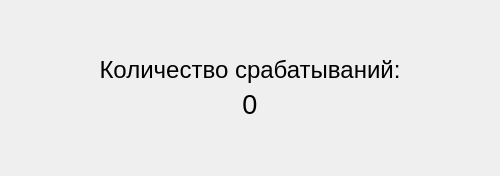
a-styuf/mim_rs_485, file alert_unit.ui: the form before one commit.
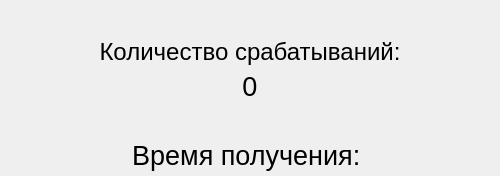
The form after the commit.

Patch:
```diff
--- a/alert_unit.ui
+++ b/alert_unit.ui
@@ -91,6 +91,21 @@
      </property>
     </spacer>
    </item>
+   <item>
+    <widget class="QLabel" name="label_2">
+     <property name="font">
+      <font>
+       <pointsize>20</pointsize>
+      </font>
+     </property>
+     <property name="text">
+      <string>Время получения: </string>
+     </property>
+     <property name="alignment">
+      <set>Qt::AlignCenter</set>
+     </property>
+    </widget>
+   </item>
   </layout>
  </widget>
  <resources/>
```
